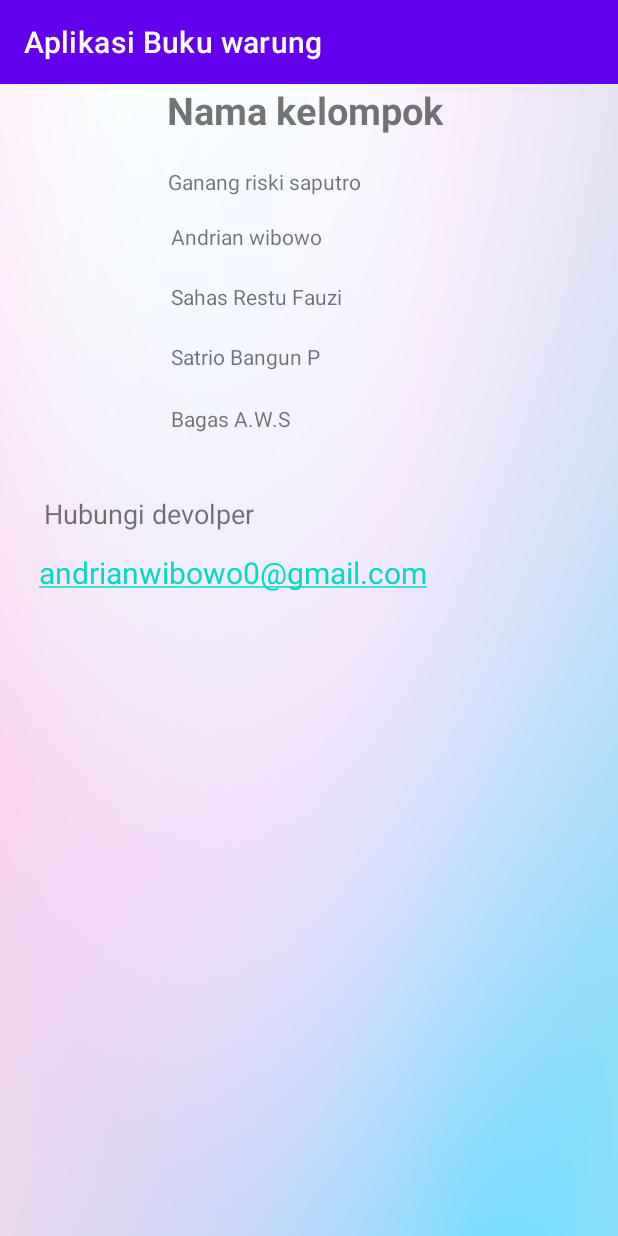
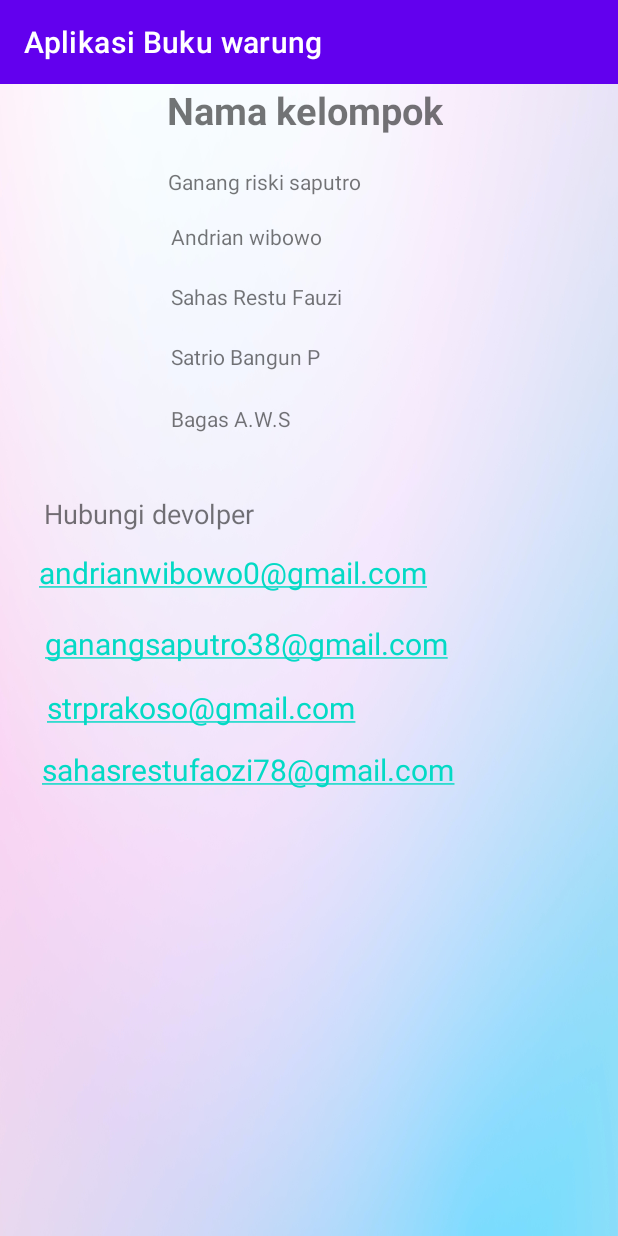
Before and after one commit to IF19BGanangRizkiSaputro/FinalProjek_GanangRizkiSaputro, an Android app: the credit screen opened directly, with no data from a screen before it, on a phone screen of 412 x 824 dp. Run offline under Robolectric (Android 15) with nearby library versions, the phone set to English and light mode, and no system bars.

Commit message:
menambah text view di activity_credit.xml dan credit.java

```diff
--- a/app/src/main/AndroidManifest.xml
+++ b/app/src/main/AndroidManifest.xml
@@ -1,6 +1,7 @@
 <?xml version="1.0" encoding="utf-8"?>
 <manifest xmlns:android="http://schemas.android.com/apk/res/android"
     package="com.example.sqlperpustaakaan.sqliteperpustakaan.bukuwarung.bukuwarung.aplikasibukuwarung">
+    <uses-permission android:name="android.permission.INTERNET"/>
 
     <application
         android:allowBackup="true"
--- a/app/src/main/java/com/example/sqlperpustaakaan/sqliteperpustakaan/bukuwarung/bukuwarung/aplikasibukuwarung/credit.java
+++ b/app/src/main/java/com/example/sqlperpustaakaan/sqliteperpustakaan/bukuwarung/bukuwarung/aplikasibukuwarung/credit.java
@@ -6,7 +6,7 @@ import android.os.Bundle;
 import android.widget.TextView;
 
 public class credit extends AppCompatActivity {
-        TextView textView4, textView5, textView6, textView7, textView8;
+        TextView textView4, textView5, textView6, textView7, textView8,textView12,textView13;
 
     @Override
     protected void onCreate(Bundle savedInstanceState) {
@@ -17,5 +17,7 @@ public class credit extends AppCompatActivity {
         textView6 = (TextView) findViewById(R.id.textView6);
         textView7 = (TextView) findViewById(R.id.textView7);
         textView8 = (TextView) findViewById(R.id.textView8);
+        textView12=(TextView)findViewById(R.id.textView12);
+        textView13=(TextView)findViewById(R.id.textView13);
     }
 }
--- a/app/src/main/res/layout/activity_credit.xml
+++ b/app/src/main/res/layout/activity_credit.xml
@@ -2,6 +2,7 @@
 <RelativeLayout xmlns:android="http://schemas.android.com/apk/res/android"
     android:layout_width="match_parent"
     android:layout_height="match_parent"
+    xmlns:app="http://schemas.android.com/apk/res-auto"
     android:background="@drawable/wal2">
 
     <TextView
@@ -71,7 +72,7 @@
         android:text="Bagas A.W.S" />
 
     <TextView
-        android:id="@+id/textView9"
+        android:id="@+id/textView11"
         android:layout_width="342dp"
         android:layout_height="34dp"
         android:layout_alignParentStart="true"
@@ -80,7 +81,49 @@
         android:layout_marginStart="26dp"
         android:layout_marginTop="312dp"
         android:autoLink="email"
-        android:text="andrianwibowo0@gmail.com"
+        android:text="@string/andrianwibowo0_gmail_com"
+        android:textSize="20dp" />
+
+    <TextView
+        android:id="@+id/textView12"
+        android:layout_width="342dp"
+        android:layout_height="34dp"
+        android:layout_alignParentStart="true"
+        android:layout_alignParentTop="true"
+        android:layout_alignParentEnd="true"
+        android:layout_marginStart="30dp"
+        android:layout_marginTop="359dp"
+        android:layout_marginEnd="39dp"
+        android:autoLink="email"
+        android:text="@string/ganangsaputro38_gmail_com"
+        android:textSize="20dp" />
+
+    <TextView
+        android:id="@+id/textView13"
+        android:layout_width="342dp"
+        android:layout_height="34dp"
+        android:layout_alignParentStart="true"
+        android:layout_alignParentTop="true"
+        android:layout_alignParentEnd="true"
+        android:layout_marginStart="31dp"
+        android:layout_marginTop="402dp"
+        android:layout_marginEnd="38dp"
+        android:autoLink="email"
+        android:text="@string/strprakoso_gmail_com"
+        android:textSize="20dp" />
+
+    <TextView
+        android:id="@+id/textView14"
+        android:layout_width="342dp"
+        android:layout_height="34dp"
+        android:layout_alignParentStart="true"
+        android:layout_alignParentTop="true"
+        android:layout_alignParentEnd="true"
+        android:layout_marginStart="28dp"
+        android:layout_marginTop="443dp"
+        android:layout_marginEnd="41dp"
+        android:autoLink="email"
+        android:text="@string/sahasrestufaozi78_gmail_com"
         android:textSize="20dp" />
 
     <TextView
--- a/app/src/main/res/values/strings.xml
+++ b/app/src/main/res/values/strings.xml
@@ -3,4 +3,8 @@
     <string name="selamat_datang">SELAMAT DATANG</string>
     <string name="masuk">Masuk</string>
     <string name="kembalian">kembalian:</string>
+    <string name="ganangsaputro38_gmail_com">ganangsaputro38@gmail.com</string>
+    <string name="andrianwibowo0_gmail_com">andrianwibowo0@gmail.com</string>
+    <string name="strprakoso_gmail_com">strprakoso@gmail.com</string>
+    <string name="sahasrestufaozi78_gmail_com">sahasrestufaozi78@gmail.com</string>
 </resources>
```
Also changed, not shown: 353 other files.
